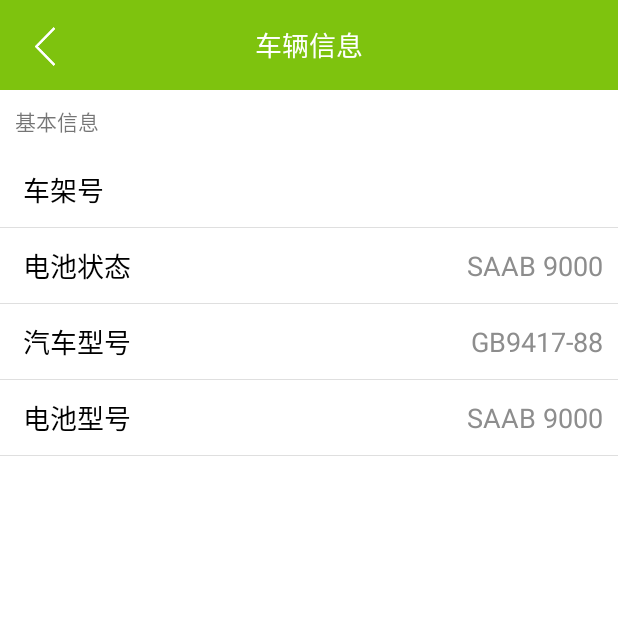
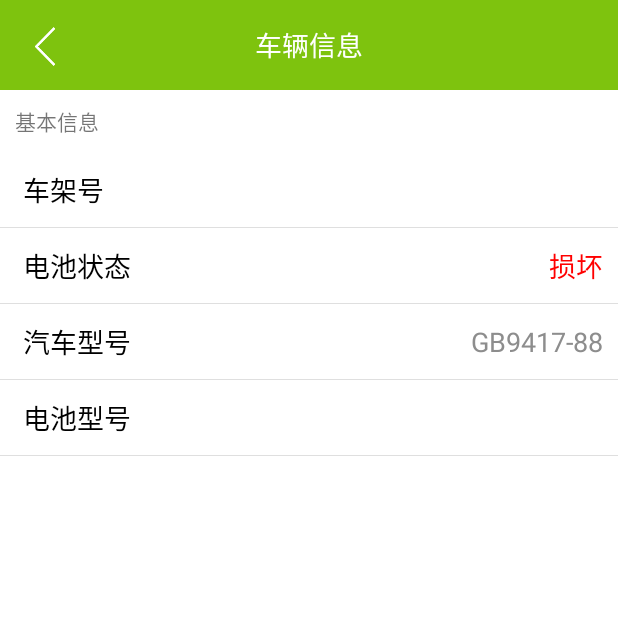
Before and after one commit to Blablablar/huandianchi, an Android app: the CarInfoActivity screen opened directly, with no data from a screen before it, on a phone screen of 412 x 824 dp, the top half of it. Run offline under Robolectric (Android 15) with nearby library versions, the phone set to English and light mode, and no system bars; libraries missing offline, so code that uses them is left out: com.amap.api; 1 statement that could not run was skipped.

Commit message:
no message

```diff
--- a/app/src/main/java/com/haundianchi/huandianchi/cache/CarInfo.java
+++ b/app/src/main/java/com/haundianchi/huandianchi/cache/CarInfo.java
@@ -10,4 +10,5 @@
     public static String endAddressX;
     public static String endAddressY;
     public static String speed;
+    public static String batteryState;
 }
--- a/app/src/main/java/com/haundianchi/huandianchi/ui/CarInfoActivity.java
+++ b/app/src/main/java/com/haundianchi/huandianchi/ui/CarInfoActivity.java
@@ -1,12 +1,15 @@
 package com.haundianchi.huandianchi.ui;
 
 import android.app.Activity;
+import android.graphics.Color;
 import android.os.Bundle;
 import android.view.View;
 import android.widget.ImageButton;
 import android.widget.TextView;
 
+import com.amap.api.maps.model.Text;
 import com.haundianchi.huandianchi.R;
+import com.haundianchi.huandianchi.cache.CarInfo;
 import com.haundianchi.huandianchi.data.UserInfo;
 
 /**
@@ -16,6 +19,9 @@
 public class CarInfoActivity extends Activity implements View.OnClickListener{
     private ImageButton backBtn;
     private TextView carIdTv;
+    private TextView batteryTypeTv;
+    private TextView carModelTv;
+    private TextView statusTv;
     @Override
     protected void onCreate(Bundle savedInstanceState) {
         super.onCreate(savedInstanceState);
@@ -39,5 +45,16 @@
         ((TextView)findViewById(R.id.tv_title)).setText("车辆信息");
         carIdTv=(TextView)findViewById(R.id.tv_car_id);
         carIdTv.setText(UserInfo.getCarIdStr());
+        batteryTypeTv=(TextView)findViewById(R.id.tv_type);
+        batteryTypeTv.setText(CarInfo.batteryType);
+        carModelTv=(TextView)findViewById(R.id.tv_car_model);
+        statusTv=(TextView)findViewById(R.id.tv_status);
+        if(CarInfo.batteryState.equals("1")){
+            statusTv.setText("良好");
+        }
+        else{
+            statusTv.setText("损坏");
+            statusTv.setTextColor(Color.rgb(255, 0, 0));
+        }
     }
 }
--- a/app/src/main/java/com/haundianchi/huandianchi/ui/GuideActivity.java
+++ b/app/src/main/java/com/haundianchi/huandianchi/ui/GuideActivity.java
@@ -190,6 +190,7 @@
                     CarInfo.endAddressX=result.get("endAddressX").toString();
                     CarInfo.endAddressY=result.get("endAddressY").toString();
                     CarInfo.speed=result.get("speed").toString();
+                    CarInfo.batteryState=result.get("batteryState").toString();
                     //跳转到主页
                     finish();
                     Intent intent = new Intent(getApplicationContext(),HomePageActivity.class);
--- a/app/src/main/java/com/haundianchi/huandianchi/widget/dialog/OrderConfirmDialog.java
+++ b/app/src/main/java/com/haundianchi/huandianchi/widget/dialog/OrderConfirmDialog.java
@@ -47,6 +47,7 @@
             mDialog.dismiss();
             Intent intent = new Intent(mContext, IndentActivity.class);
             intent.setFlags(Intent.FLAG_ACTIVITY_CLEAR_TOP);
+            intent.putExtra("fragment","unpay");
             mContext.startActivity(intent);
         }
 
--- a/app/src/main/res/layout/activity_car_info.xml
+++ b/app/src/main/res/layout/activity_car_info.xml
@@ -54,14 +54,15 @@
             android:textColor="@color/black"
             android:textSize="18sp"/>
         <TextView
+            android:id="@+id/tv_status"
             android:paddingEnd="10dp"
             android:gravity="center"
             android:layout_alignParentEnd="true"
             android:layout_marginStart="20dp"
             android:layout_width="wrap_content"
             android:layout_height="50dp"
-            android:text="SAAB 9000"
-            android:textColor="@color/dark_gray"
+            android:text="良好"
+            android:textColor="@color/themeColor"
             android:textSize="18sp"/>
     </RelativeLayout>
     <View
@@ -69,29 +70,34 @@
         android:layout_height="0.5dp"
         android:background="@color/gray">
     </View>
+
     <RelativeLayout
-        android:paddingLeft="15dp"
         android:layout_width="match_parent"
-        android:layout_height="wrap_content">
+        android:layout_height="wrap_content"
+        android:paddingLeft="15dp">
+
         <TextView
+            android:layout_width="wrap_content"
+            android:layout_height="50dp"
             android:layout_alignParentStart="true"
             android:gravity="center"
+            android:text="汽车型号"
+            android:textColor="@color/black"
+            android:textSize="18sp" />
+
+        <TextView
+            android:id="@+id/tv_car_model"
             android:layout_width="wrap_content"
             android:layout_height="50dp"
-            android:text="汽车型号"
-            android:textColor="@color/black"
-            android:textSize="18sp"/>
-        <TextView
-            android:paddingEnd="10dp"
-            android:gravity="center"
             android:layout_alignParentEnd="true"
             android:layout_marginStart="20dp"
-            android:layout_width="wrap_content"
-            android:layout_height="50dp"
+            android:gravity="center"
+            android:paddingEnd="10dp"
             android:text="GB9417-88"
             android:textColor="@color/dark_gray"
-            android:textSize="18sp"/>
+            android:textSize="18sp" />
     </RelativeLayout>
+
     <View
         android:layout_width="match_parent"
         android:layout_height="0.5dp"
@@ -110,15 +116,16 @@
             android:textColor="@color/black"
             android:textSize="18sp"/>
         <TextView
+            android:id="@+id/tv_type"
             android:paddingEnd="10dp"
             android:gravity="center"
-            android:layout_alignParentEnd="true"
-            android:layout_marginStart="20dp"
             android:layout_width="wrap_content"
             android:layout_height="50dp"
             android:text="SAAB 9000"
             android:textColor="@color/dark_gray"
-            android:textSize="18sp"/>
+            android:textSize="18sp"
+            android:layout_alignParentTop="true"
+            android:layout_alignParentEnd="true" />
     </RelativeLayout>
     <View
         android:layout_width="match_parent"
--- a/app/src/main/res/layout/list_item_dingdan.xml
+++ b/app/src/main/res/layout/list_item_dingdan.xml
@@ -39,7 +39,7 @@
 
             <TextView
                 android:id="@+id/tv_status"
-                android:layout_marginEnd="5dp"
+                android:layout_marginEnd="10dp"
                 android:layout_width="wrap_content"
                 android:layout_height="match_parent"
                 android:gravity="center"
```
